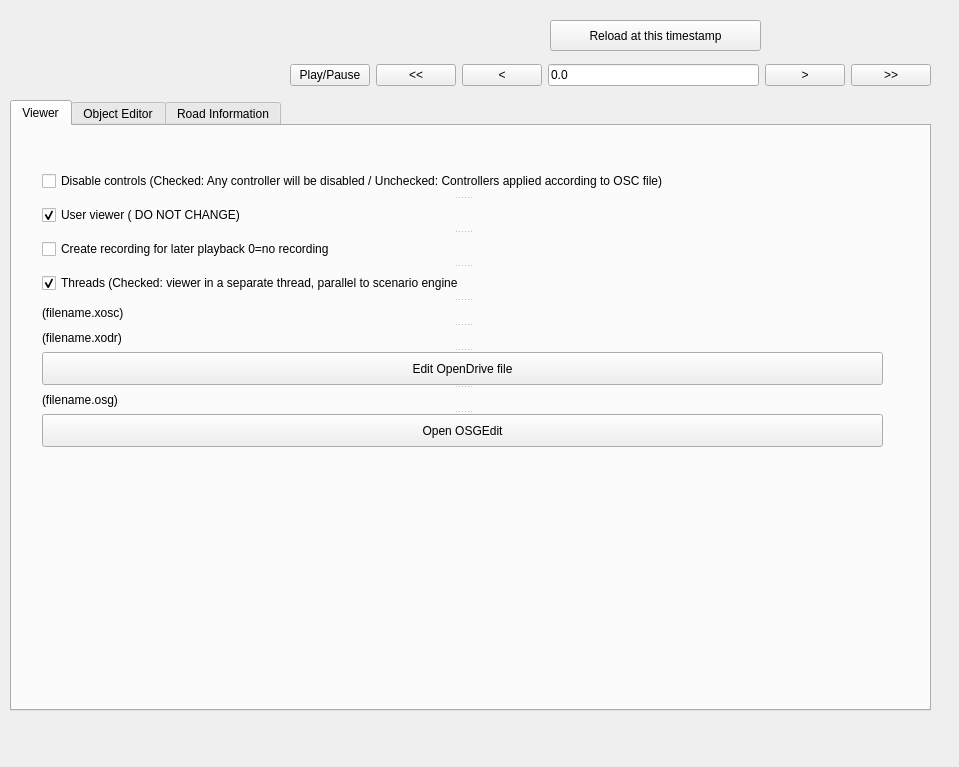
ebadi/OpenScenarioEditor, file ui/qt.ui: the form before one commit.
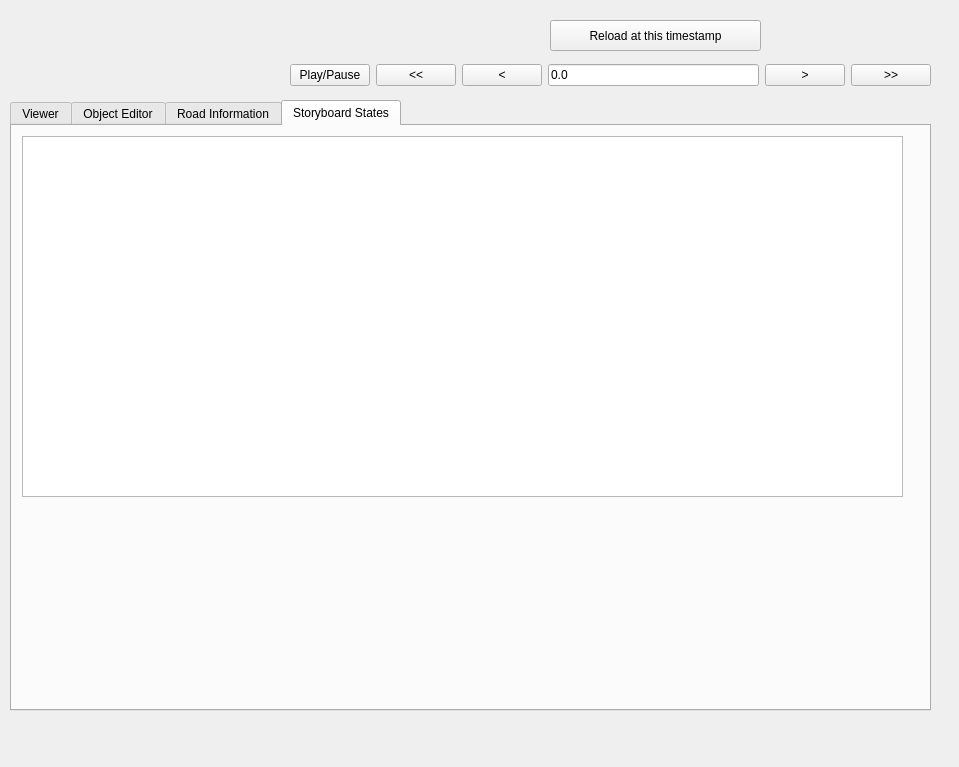
The form after the commit. The open tabs and pages were chosen to show the change.

Patch:
```diff
--- a/ui/qt.ui
+++ b/ui/qt.ui
@@ -587,6 +587,21 @@
       </widget>
      </widget>
     </widget>
+    <widget class="QWidget" name="tab_storyboard">
+     <attribute name="title">
+      <string>Storyboard States</string>
+     </attribute>
+     <widget class="QListWidget" name="listWidget_storyboard">
+      <property name="geometry">
+       <rect>
+        <x>10</x>
+        <y>10</y>
+        <width>881</width>
+        <height>361</height>
+       </rect>
+      </property>
+     </widget>
+    </widget>
    </widget>
    <widget class="QWidget" name="">
     <property name="geometry">
```
